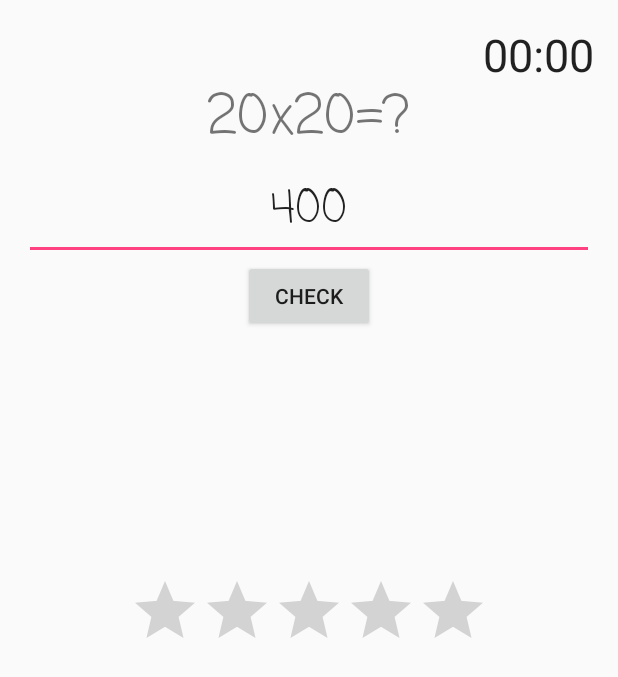
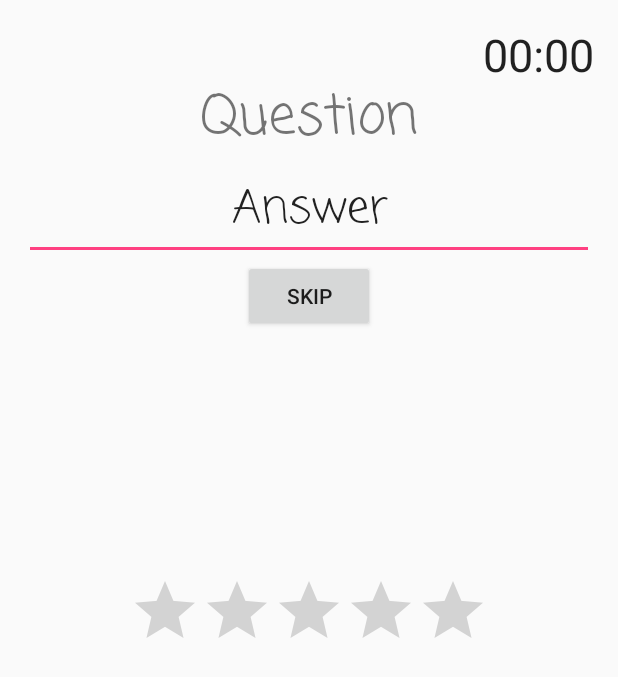
Before and after one commit to apragupta/Appnea, an Android app: the layout activity_random_task.xml on its own in the app's theme, with its tools: preview values and no code run, on a phone screen of 412 x 824 dp. Shown: the top 677 px of the screen. Run offline under Robolectric (Android 15) with nearby library versions, the phone set to English and light mode, and no system bars.

Commit message:
Random Math Task Activity now plays sounds, shows a ticker. Problem is checked automatically. User can skip a difficult sum

```diff
--- a/app/src/main/AndroidManifest.xml
+++ b/app/src/main/AndroidManifest.xml
@@ -24,7 +24,7 @@
 
         <receiver android:name=".AlarmReceiver" />
 
-        <activity android:name=".RandomTaskActivity">
+        <activity android:name=".RandomTaskActivity"  android:windowSoftInputMode="stateAlwaysVisible">
             <intent-filter>
                 <action android:name="android.intent.action.RUN"/>
             </intent-filter>
--- a/app/src/main/res/layout/activity_random_task.xml
+++ b/app/src/main/res/layout/activity_random_task.xml
@@ -16,7 +16,7 @@
         android:inputType="numberSigned"
         android:ems="10"
         android:id="@+id/etAnswer"
-        android:text="400"
+        android:text="Answer"
         android:typeface="serif"
         android:textSize="30sp"
         android:textAlignment="center"
@@ -25,27 +25,16 @@
         android:fontFamily="casual" />
 
     <TextView
-        android:text="TextView"
+        android:text="Question"
         android:layout_width="wrap_content"
         android:layout_height="wrap_content"
         android:id="@+id/tvQuestion"
-        tools:text="20x20=?"
         android:textSize="36sp"
         android:typeface="monospace"
         android:fontFamily="casual"
         android:layout_alignParentTop="true"
         android:layout_centerHorizontal="true"
         android:layout_marginTop="35dp" />
-
-    <Button
-        android:text="check"
-        android:layout_width="wrap_content"
-        android:layout_height="wrap_content"
-        android:id="@+id/btnCheck"
-        android:elevation="0dp"
-        android:onClick="check"
-        android:layout_below="@+id/etAnswer"
-        android:layout_centerHorizontal="true" />
 
     <Chronometer
         android:layout_width="wrap_content"
@@ -71,4 +60,13 @@
         android:layout_centerVertical="true"
         android:layout_centerHorizontal="true" />
 
+    <Button
+        android:text="Skip"
+        android:layout_width="wrap_content"
+        android:layout_height="wrap_content"
+        android:onClick="skip"
+        android:layout_below="@+id/etAnswer"
+        android:layout_centerHorizontal="true"
+        android:id="@+id/btnSkip" />
+
 </RelativeLayout>
```
Also changed, not shown: app/src/main/java/in/apra/apraclock/RandomTaskActivity.java (+102 -11 lines), app/src/main/java/in/apra/apraclock/tasks/RandomMathTask.java (+4 -4 lines), 4 other files.
